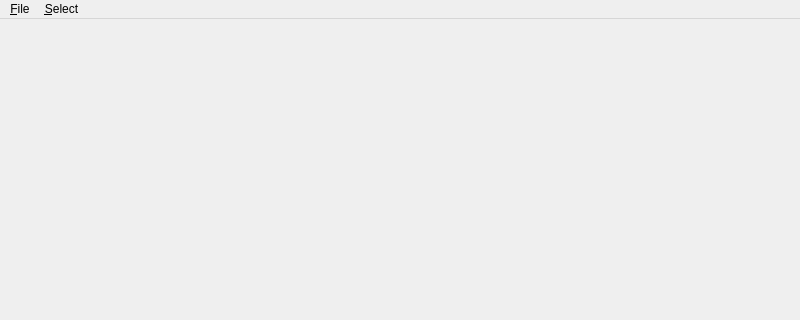
Old version of the form Source/Apps/Gui/MainWindow.ui in the repository gjorquera/triad; both pictures show x 0 to 800 and y 0 to 320 of the 800 by 600 pixel window.
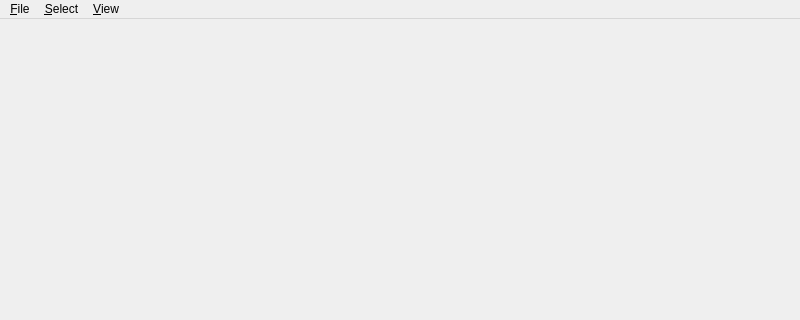
New version of the form.

Commit message: added view menu

```diff
--- a/Source/Apps/Gui/MainWindow.ui
+++ b/Source/Apps/Gui/MainWindow.ui
@@ -12,18 +12,18 @@
   <property name="windowTitle" >
    <string>Triad: Triangle Mesh Refinment</string>
   </property>
-  <widget class="QWidget" name="centralwidget" />
-  <widget class="QMenuBar" name="menubar" >
-   <property name="geometry" >
+  <widget class="QWidget" name="centralwidget"/>
+  <widget class="QMenuBar" name="menubar">
+   <property name="geometry">
     <rect>
      <x>0</x>
      <y>0</y>
      <width>800</width>
-     <height>29</height>
+     <height>26</height>
     </rect>
    </property>
-   <widget class="QMenu" name="menuFile" >
-    <property name="title" >
+   <widget class="QMenu" name="menuFile">
+    <property name="title">
      <string>&amp;File</string>
     </property>
     <addaction name="actionOpenMesh" />
@@ -33,8 +33,8 @@
     <addaction name="separator" />
     <addaction name="actionQuit" />
    </widget>
-   <widget class="QMenu" name="menuSelect" >
-    <property name="title" >
+   <widget class="QMenu" name="menuSelect">
+    <property name="title">
      <string>&amp;Select</string>
     </property>
     <addaction name="actionOnlyOne" />
@@ -46,8 +46,16 @@
     <addaction name="separator" />
     <addaction name="actionClearSelection" />
    </widget>
-   <addaction name="menuFile" />
-   <addaction name="menuSelect" />
+   <widget class="QMenu" name="menuView">
+    <property name="title">
+     <string>&amp;View</string>
+    </property>
+    <addaction name="actionNeighbors"/>
+    <addaction name="actionLepp"/>
+   </widget>
+   <addaction name="menuFile"/>
+   <addaction name="menuSelect"/>
+   <addaction name="menuView"/>
   </widget>
   <widget class="QStatusBar" name="statusbar" />
   <action name="actionOpenMesh" >
```
Left out of the diff: 123 changed lines with no effect on the pictures.
